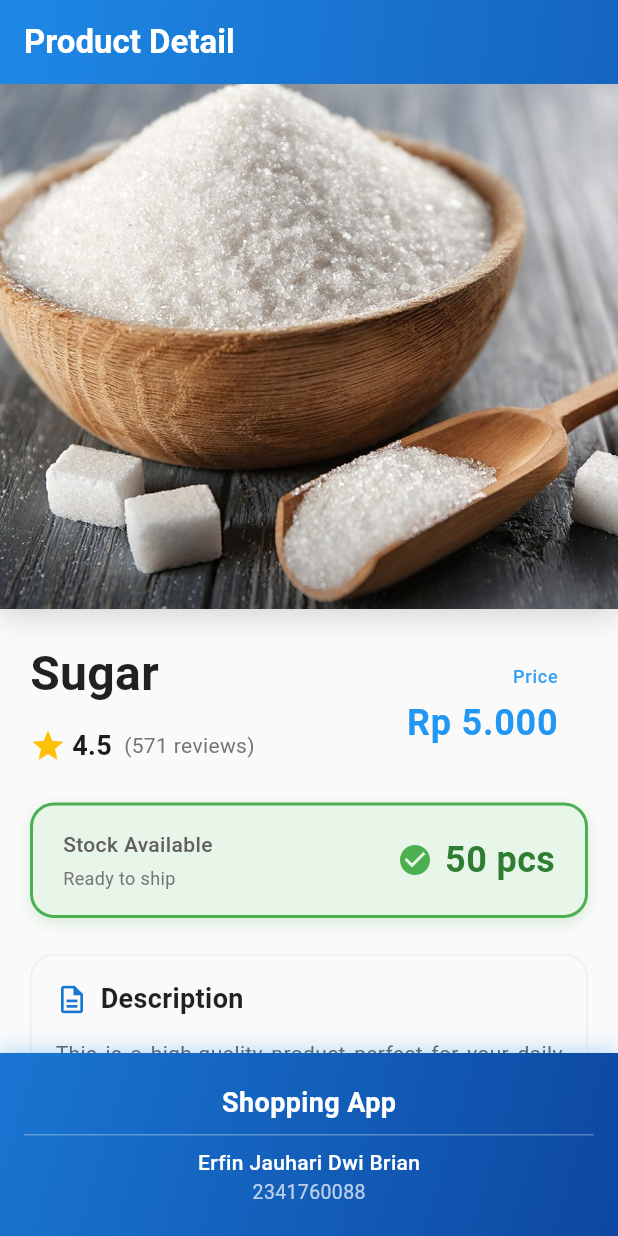
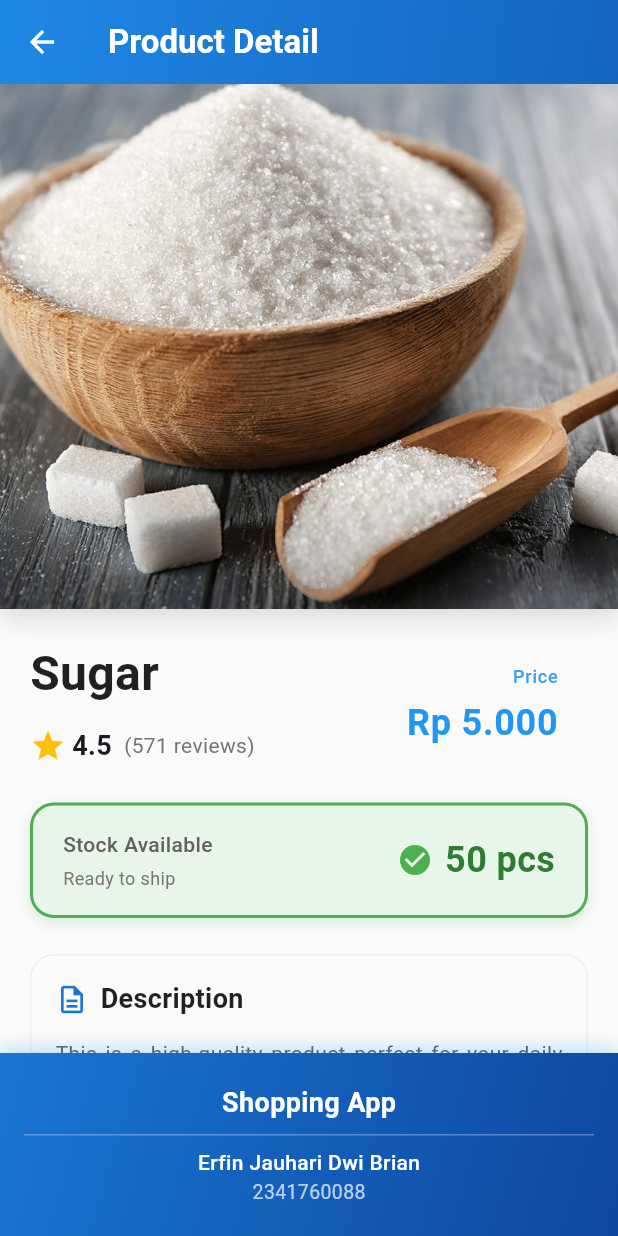
Before and after one commit to eerfinn/flutter-layout-navigation, a Flutter app: the screen it shows after launch, after a tap on "Sugar", on a phone screen of 412 x 824 dp. Run offline on Flutter 3.47's test engine with Material 3 defaults, Android fonts, the phone set to English and light mode, and no system bars; our stand-ins replace go_router.

Commit message:
Update Tugas Praktikum 2 - Modifikasi menggunakan plugin go_router

```diff
--- a/navigation_flutter/lib/pages/item_page.dart
+++ b/navigation_flutter/lib/pages/item_page.dart
@@ -1,4 +1,5 @@
 import 'package:flutter/material.dart';
+import 'package:go_router/go_router.dart';
 import 'package:navigation_flutter/models/item.dart';
 import 'package:navigation_flutter/constants/app_constants.dart';
 import 'package:navigation_flutter/widgets/hero_product_image.dart';
@@ -40,7 +41,7 @@ class ItemPage extends StatelessWidget {
     );
   }
 
-  /// AppBar dengan gradient background
+  /// AppBar dengan gradient background dan back button eksplisit
   PreferredSizeWidget _buildAppBar() {
     return AppBar(
       title: const Text(
@@ -49,6 +50,13 @@ class ItemPage extends StatelessWidget {
       ),
       backgroundColor: Colors.blue,
       iconTheme: const IconThemeData(color: Colors.white),
+      leading: Builder(
+        builder: (context) => IconButton(
+          icon: const Icon(Icons.arrow_back, color: Colors.white),
+          onPressed: () => context.go('/'),
+          tooltip: 'Back to Home',
+        ),
+      ),
       elevation: 0,
       flexibleSpace: Container(
         decoration: BoxDecoration(
--- a/navigation_flutter/lib/utils/app_router.dart
+++ b/navigation_flutter/lib/utils/app_router.dart
@@ -9,6 +9,13 @@ class AppRouter {
   static const String home = '/';
   static const String itemDetail = '/item';
 
+  /// Helper method untuk membuat path detail item dengan nama
+  static String itemDetailPath(String itemName) {
+    // Convert item name ke URL-friendly format (lowercase, replace spaces with hyphens)
+    final urlName = itemName.toLowerCase().replaceAll(' ', '-');
+    return '$itemDetail/$urlName';
+  }
+
   /// GoRouter instance untuk navigasi aplikasi
   static final GoRouter router = GoRouter(
     initialLocation: home,
@@ -19,7 +26,7 @@ class AppRouter {
         builder: (context, state) => HomePage(),
       ),
       GoRoute(
-        path: itemDetail,
+        path: '$itemDetail/:name',
         name: 'item',
         builder: (context, state) {
           final item = state.extra as Item;
--- a/navigation_flutter/lib/utils/price_formatter.dart
+++ b/navigation_flutter/lib/utils/price_formatter.dart
@@ -1,8 +1,6 @@
 /// Utility class untuk formatting harga
 class PriceFormatter {
   /// Format harga menjadi format Rupiah dengan pemisah titik
-  ///
-  /// Contoh: 5000 -> "5.000", 1000000 -> "1.000.000"
   static String format(int price) {
     return price.toString().replaceAllMapped(
       RegExp(r'(\d{1,3})(?=(\d{3})+(?!\d))'),
@@ -11,8 +9,6 @@ class PriceFormatter {
   }
 
   /// Format harga dengan prefix "Rp"
-  ///
-  /// Contoh: 5000 -> "Rp 5.000"
   static String formatWithCurrency(int price) {
     return 'Rp ${format(price)}';
   }
--- a/navigation_flutter/lib/widgets/footer_widget.dart
+++ b/navigation_flutter/lib/widgets/footer_widget.dart
@@ -2,7 +2,6 @@ import 'package:flutter/material.dart';
 import 'package:navigation_flutter/constants/app_constants.dart';
 
 /// Widget footer yang ditampilkan di bagian bawah setiap halaman
-/// Menampilkan informasi aplikasi dan developer
 class FooterWidget extends StatelessWidget {
   const FooterWidget({super.key});
 
--- a/navigation_flutter/lib/widgets/product_card.dart
+++ b/navigation_flutter/lib/widgets/product_card.dart
@@ -17,7 +17,8 @@ class ProductCard extends StatelessWidget {
   const ProductCard({super.key, required this.item});
 
   void _navigateToDetail(BuildContext context) {
-    context.go(AppRouter.itemDetail, extra: item);
+    // Navigate dengan path parameter untuk nama item
+    context.go(AppRouter.itemDetailPath(item.name), extra: item);
   }
 
   @override
```
Also changed, not shown: images/24.png.
